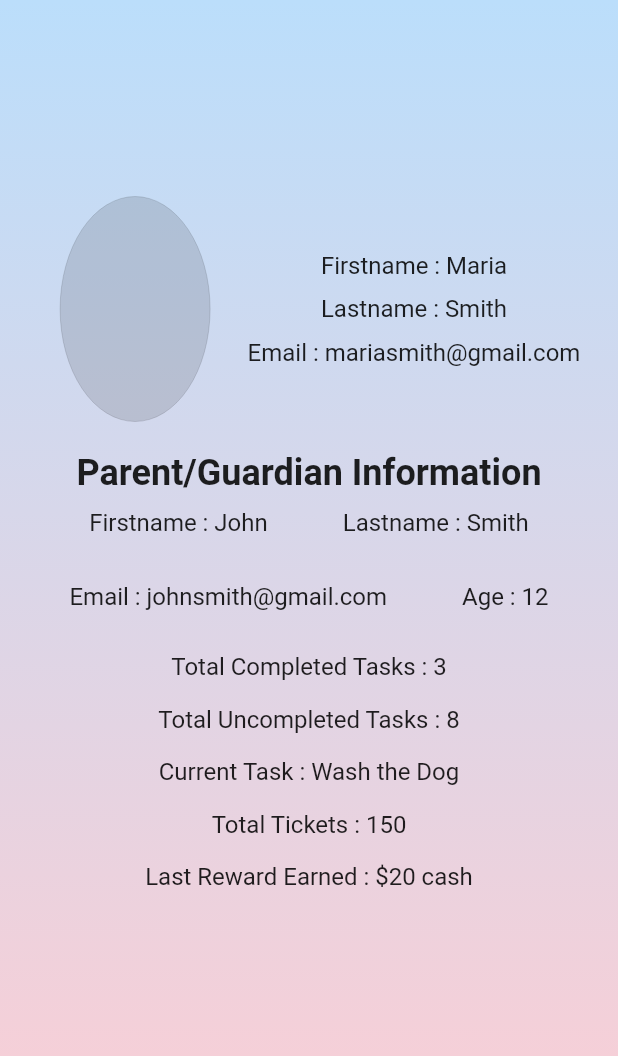
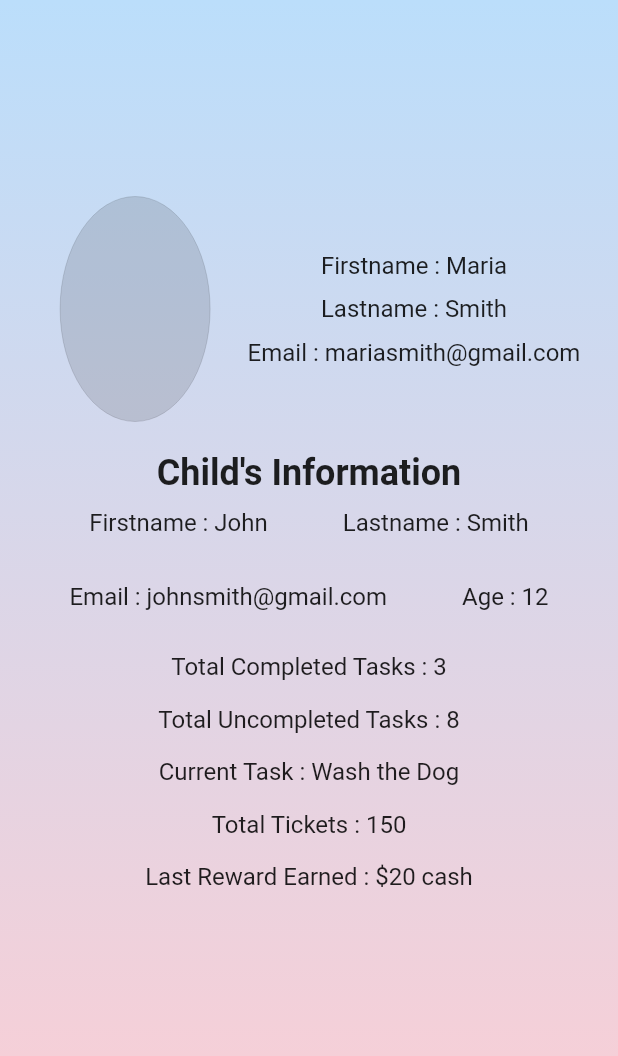
Before and after one commit to s3838761/COSCSILENCE, a Flutter app: the ProfilePageGuardian screen opened directly, on a phone screen of 412 x 824 dp. Shown: the top 1056 px of the screen. Run offline on Flutter 3.47's test engine with Material 2 defaults, Android fonts, the phone set to English and light mode, and no system bars; our stand-ins replace flutter_fortune_wheel, percent_indicator.

Commit message:
Fixes incorrect text

```diff
--- a/Flutter/dopa_mine/lib/profile_guardian.dart
+++ b/Flutter/dopa_mine/lib/profile_guardian.dart
@@ -80,7 +80,7 @@ class _ProfilePageGuardianState extends State<ProfilePageGuardian> {
             Column(
               children: <Widget>[
                 const Text(
-                  'Parent/Guardian Information',
+                  'Child\'s Information',
                   style: TextStyle(fontWeight: FontWeight.bold, fontSize: 24),
                 ),
                 Row(
```
